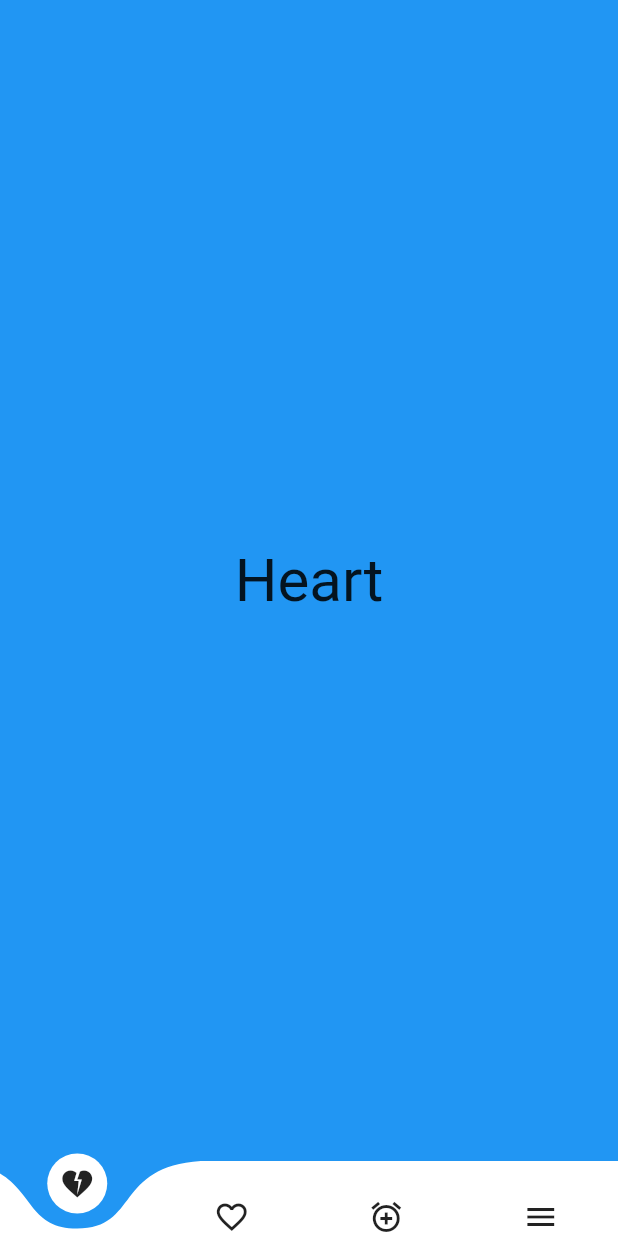
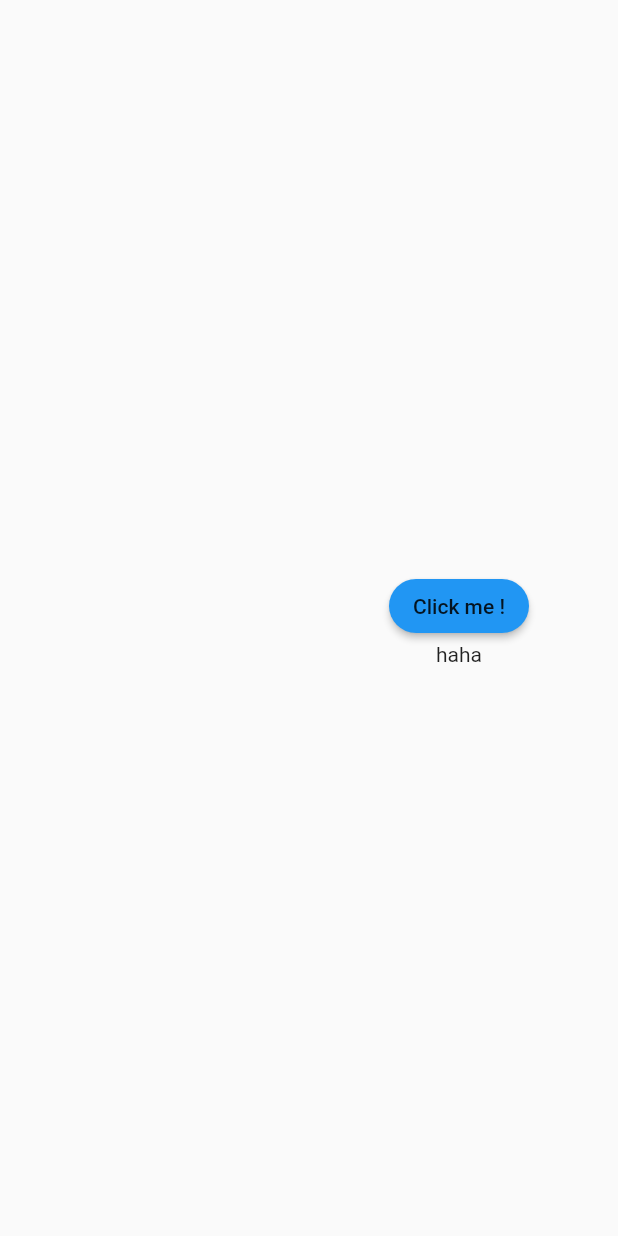
Before and after one commit to Nishadatgit/luminar-Projects, a Flutter app: the screen it shows after launch, on a phone screen of 412 x 824 dp. Run offline on Flutter 3.47's test engine with Material 2 defaults, Android fonts, the phone set to English and light mode, and no system bars; drawn by our look-alikes of curved_navigation_bar; our stand-ins replace eva_icons_flutter, font_awesome_flutter, google_fonts, google_nav_bar, simple_animations, transparent_image; missing offline and left inert: random_date, staggered_grid_view_flutter.

Commit message:
animation studied

```diff
--- /dev/null
+++ b/lib/animations.dart
@@ -0,0 +1,59 @@
+import 'package:flutter/material.dart';
+import 'package:flutter/src/foundation/key.dart';
+import 'package:flutter/src/widgets/framework.dart';
+import 'package:simple_animations/stateless_animation/custom_animation.dart';
+
+class MyAnimationsEg extends StatefulWidget {
+  const MyAnimationsEg({Key? key}) : super(key: key);
+
+  @override
+  State<MyAnimationsEg> createState() => _MyAnimationsEgState();
+}
+
+class _MyAnimationsEgState extends State<MyAnimationsEg> {
+  CustomAnimationControl control = CustomAnimationControl.play;
+  @override
+  Widget build(BuildContext context) {
+    return Scaffold(
+      body: Center(
+        child: CustomAnimation<double>(
+          control: control, // bind state variable to parameter
+          tween: Tween(begin: -100.0, end: 100.0),
+          duration: Duration(milliseconds: 100),
+          builder: (context, child, value) {
+            return Transform.translate(
+              // animation that moves childs from left to right
+              offset: Offset(value, 0),
+              child: child,
+            );
+          },
+          child: Column(
+            mainAxisAlignment: MainAxisAlignment.center,
+            children: [
+              MaterialButton(
+                focusElevation: 2,
+                shape: RoundedRectangleBorder(
+                    borderRadius: BorderRadius.circular(20)),
+                // there is a button
+                color: Colors.blue,
+                onPressed:
+                    toggleDirection, // clicking button changes animation direction
+                child: const Text('Click me !'),
+              ),
+              Text('haha')
+            ],
+          ),
+        ),
+      ),
+    );
+  }
+
+  void toggleDirection() {
+    // toggle between control instructions
+    setState(() {
+      control = (control == CustomAnimationControl.play)
+          ? CustomAnimationControl.playReverse
+          : CustomAnimationControl.play;
+    });
+  }
+}
--- a/lib/main.dart
+++ b/lib/main.dart
@@ -1,4 +1,5 @@
 import 'package:demo_project/alert_dialog.dart';
+import 'package:demo_project/animations.dart';
 import 'package:demo_project/assignments/custom_drawer/screens/home.dart';
 import 'package:demo_project/assignments/custom_listview.dart';
 import 'package:demo_project/assignments/custom_tab/custom_tab.dart';
@@ -45,7 +46,7 @@ class MyApp extends StatelessWidget {
       theme: ThemeData(
         primarySwatch: Colors.red,
       ),
-      home:const MyCurvedBottomNav(),
+      home: const MyAnimationsEg(),
     );
   }
 }
--- a/pubspec.yaml
+++ b/pubspec.yaml
@@ -40,6 +40,7 @@ dependencies:
   line_icons: ^2.0.1
   lottie: ^1.3.0
   random_date: ^0.0.7
+  simple_animations: ^4.1.0
   splashscreen: ^1.3.5
   staggered_grid_view_flutter: ^0.0.4
   transparent_image: ^2.0.0
```
Also changed, not shown: lib/curved_bottom_nav_bar.dart (+14 -5 lines), pubspec.lock.
